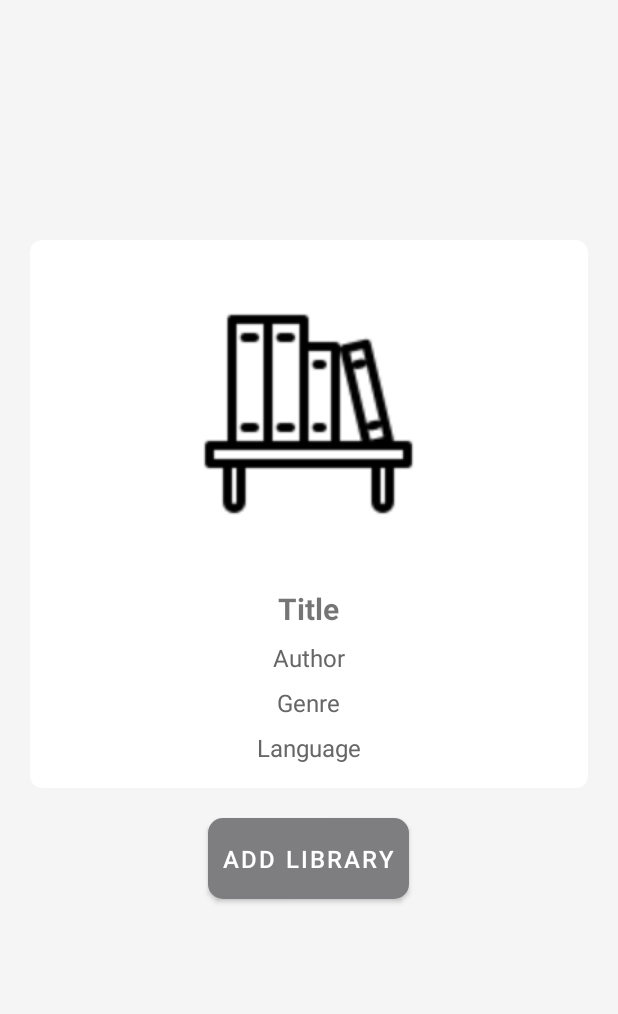
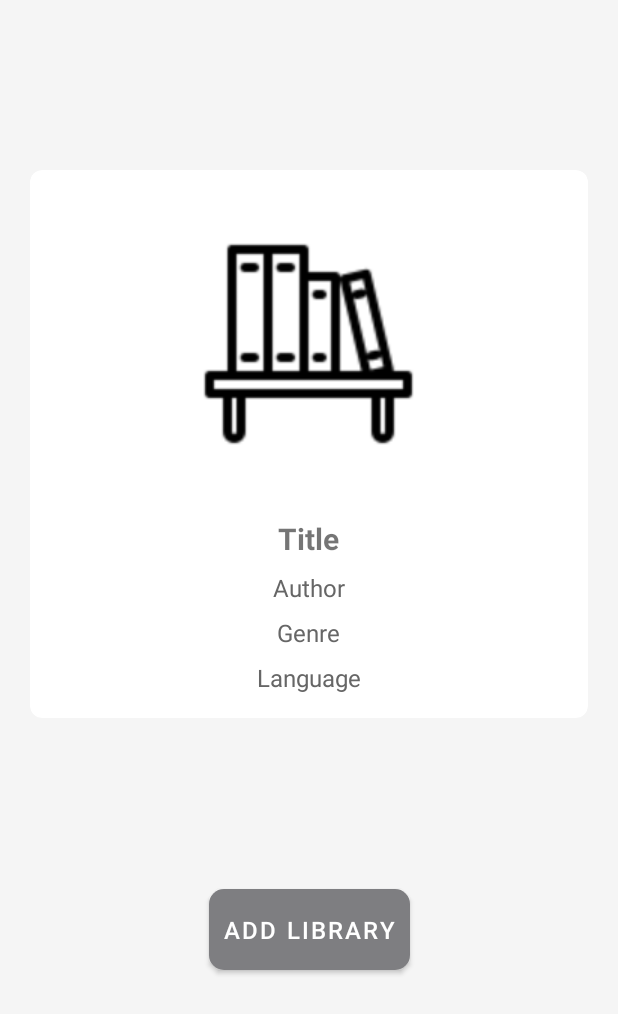
Before and after one commit to karakayahamza/VisualBookshelfFromGutenbergProject, an Android app: the layout fragment_show_book_details.xml on its own in the app's theme, with its tools: preview values and no code run, on a phone screen of 412 x 824 dp. Shown: the top 1014 px of the screen. Run offline under Robolectric (Android 15) with nearby library versions, the light colour scheme and no system bars.

Commit message:
last commit

```diff
--- a/app/build.gradle.kts
+++ b/app/build.gradle.kts
@@ -64,7 +64,7 @@ dependencies {
     implementation("androidx.lifecycle:lifecycle-viewmodel-ktx:2.6.2")
 
     implementation ("com.github.bumptech.glide:glide:4.16.0")
-
+    implementation ("com.squareup.picasso:picasso:2.8")
 
     // Kotlin
     implementation("androidx.navigation:navigation-fragment-ktx:$nav_version")
@@ -77,4 +77,6 @@ dependencies {
     // To use Kotlin annotation processing tool (kapt)
     kapt("androidx.room:room-compiler:$room_version")
 
+    implementation ("org.jsoup:jsoup:1.14.3")
+
 }
--- a/app/src/main/java/com/example/visualbookshelffromgutenbergproject/data/models/Book.kt
+++ b/app/src/main/java/com/example/visualbookshelffromgutenbergproject/data/models/Book.kt
@@ -7,7 +7,7 @@ import androidx.room.PrimaryKey
 @Entity(tableName = "books")
 data class Book(
     @PrimaryKey(autoGenerate = true)
-    val id: Long = 0,
+    val id: Int = 0,
     val imageResource: String?,
     val title: String,
     val author: String,
--- a/app/src/main/java/com/example/visualbookshelffromgutenbergproject/data/remote/BookAPI.kt
+++ b/app/src/main/java/com/example/visualbookshelffromgutenbergproject/data/remote/BookAPI.kt
@@ -5,6 +5,7 @@ import retrofit2.http.GET
 import retrofit2.http.Query
 
 interface BookAPI {
-    @GET("books/?&mime_type=text%2Fhtml")
+    //&mime_type=text%2Fhtml
+    @GET("books/?")
     suspend fun getData(@Query("search") name: String?): BookModel
 }
--- a/app/src/main/java/com/example/visualbookshelffromgutenbergproject/ui/fragments/BookLibrary.kt
+++ b/app/src/main/java/com/example/visualbookshelffromgutenbergproject/ui/fragments/BookLibrary.kt
@@ -57,7 +57,8 @@ class BookLibrary : Fragment() {
         bookAdapter.setOnItemClickListener(object : ItemClickListener {
             override fun onItemClickListener(position: Int) {
                 val bookID = bookList[position].id
-                val action = BookLibraryDirections.actionBookLibraryToReader(bookID)
+                val realBookId = bookList[position].bookId
+                val action = BookLibraryDirections.actionBookLibraryToReader(bookID, realBookId!!)
                 findNavController().navigate(action)
             }
         })
--- a/app/src/main/res/layout/fragment_show_book_details.xml
+++ b/app/src/main/res/layout/fragment_show_book_details.xml
@@ -1,5 +1,5 @@
 <?xml version="1.0" encoding="utf-8"?>
-<LinearLayout
+<androidx.constraintlayout.widget.ConstraintLayout
     xmlns:android="http://schemas.android.com/apk/res/android"
     xmlns:app="http://schemas.android.com/apk/res-auto"
     android:layout_width="match_parent"
@@ -7,6 +7,17 @@
     android:gravity="center"
     android:orientation="vertical"
     android:background="#F5F5F5">
+
+    <ProgressBar
+        android:id="@+id/progressBar"
+        android:layout_width="wrap_content"
+        android:layout_height="wrap_content"
+        android:layout_gravity="center"
+        android:visibility="gone"
+        app:layout_constraintTop_toTopOf="parent"
+        app:layout_constraintBottom_toBottomOf="parent"
+        app:layout_constraintStart_toStartOf="parent"
+        app:layout_constraintEnd_toEndOf="parent" />
 
     <androidx.cardview.widget.CardView
         android:id="@+id/cardView"
@@ -91,7 +102,8 @@
         android:padding="10dp"
         android:textSize="16sp"
         android:textColor="@color/white"
+        app:layout_constraintTop_toBottomOf="@+id/cardView"
         app:layout_constraintBottom_toBottomOf="parent"
-        app:layout_constraintEnd_toEndOf="parent"
-        app:layout_constraintStart_toStartOf="parent" />
-</LinearLayout>
+        app:layout_constraintStart_toStartOf="parent"
+        app:layout_constraintEnd_toEndOf="parent" />
+</androidx.constraintlayout.widget.ConstraintLayout>
--- a/app/src/main/res/navigation/nav_graph.xml
+++ b/app/src/main/res/navigation/nav_graph.xml
@@ -44,6 +44,9 @@
         tools:layout="@layout/fragment_reader" >
         <argument
             android:name="bookURL"
-            app:argType="long" />
+            app:argType="integer" />
+        <argument
+            android:name="realbooid"
+            app:argType="integer" />
     </fragment>
 </navigation>
```
Also changed, not shown: app/src/main/java/com/example/visualbookshelffromgutenbergproject/ui/fragments/Reader.kt (+34 -23 lines), app/src/main/java/com/example/visualbookshelffromgutenbergproject/ui/fragments/SearchBook.kt (+17 -28 lines), app/src/main/java/com/example/visualbookshelffromgutenbergproject/ui/fragments/ShowBookDetails.kt (+26 -10 lines), app/src/main/java/com/example/visualbookshelffromgutenbergproject/viewmodel/BookViewModel.kt (+7 -1 lines), app/src/main/res/layout/fragment_reader.xml (+20 -9 lines).
